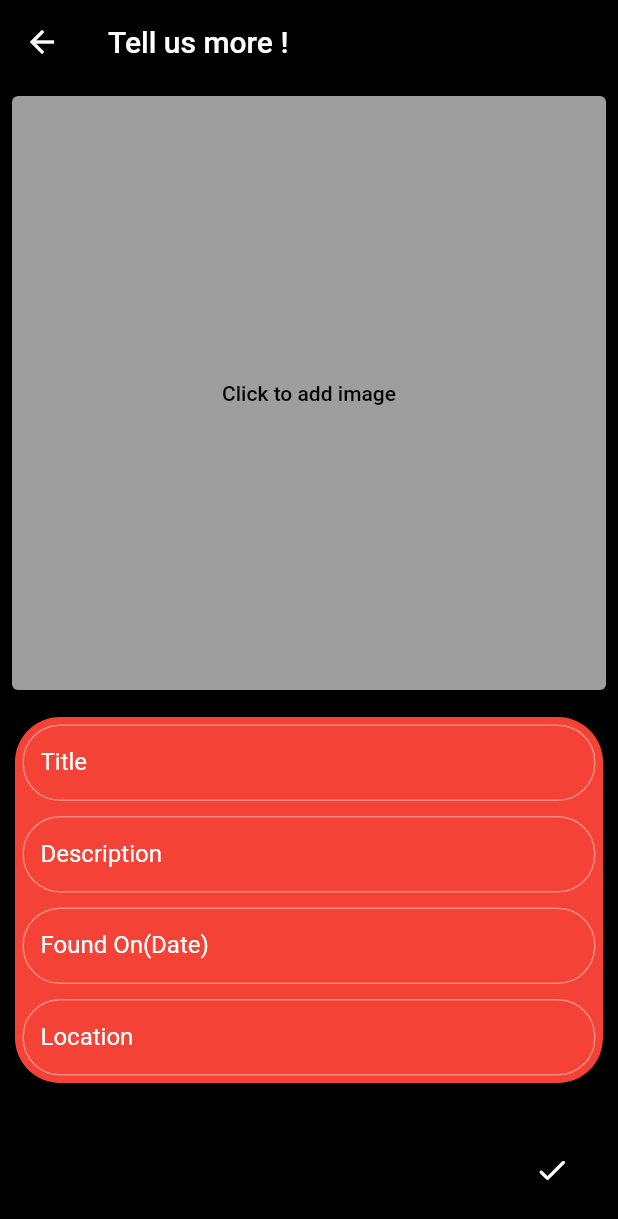
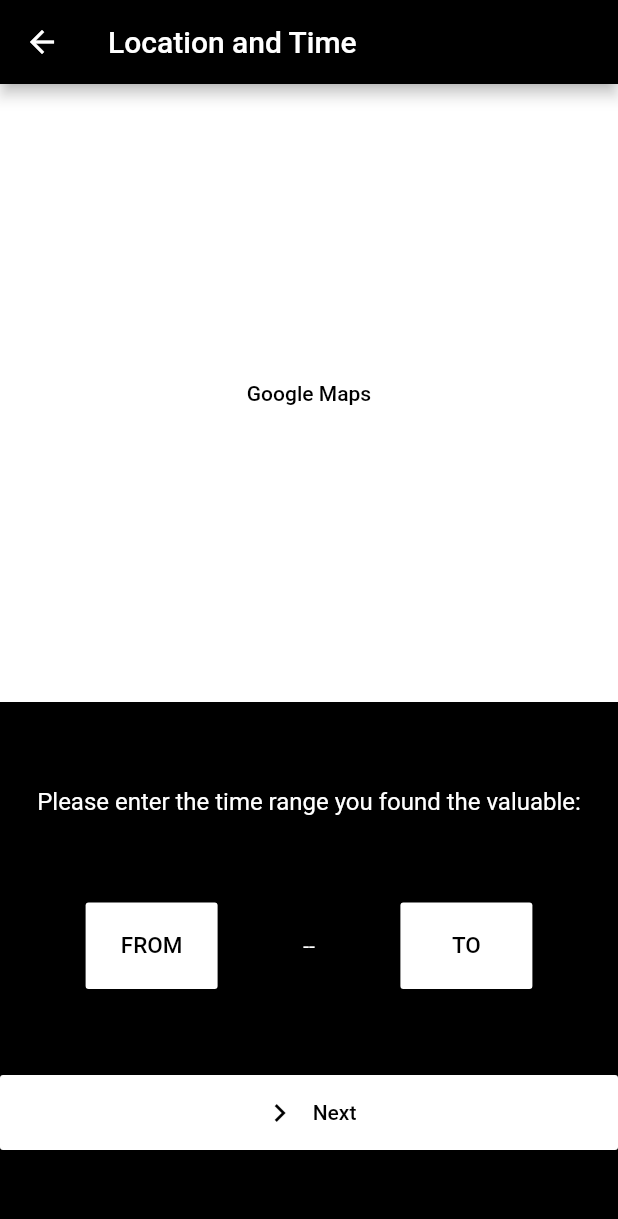
Before and after one commit to Tusharcoder18/lost_found_app, a Flutter app: the Categories screen opened directly, after a tap on "Smartphone", on a phone screen of 412 x 824 dp. Shown: the top 1219 px of the screen. Run offline on Flutter 3.47's test engine with Material 2 defaults, Android fonts, the phone set to English and light mode, and no system bars; drawn by our look-alikes of flutter_form_builder; our stand-ins replace carousel_slider, cloud_firestore, dotted_border, firebase_auth, firebase_core, firebase_storage and 3 more; accounts and stored records are empty; Roboto replaces fonts that are missing (OpenSans).

Commit message:
Added location screen to select location and time, code cleaning and comments

```diff
--- a/lib/screens/categories.dart
+++ b/lib/screens/categories.dart
@@ -1,4 +1,5 @@
 import 'package:flutter/material.dart';
+import 'package:lost_found_app/screens/location_screen.dart';
 import 'package:lost_found_app/screens/upload_form.dart';
 import 'package:lost_found_app/services/upload_service.dart';
 import 'package:provider/provider.dart';
@@ -66,8 +67,10 @@ class Categories extends StatelessWidget {
                   // Store the selected category in the Upload Service class
                   context.read<UploadService>().setCategory(_category[index]);
                   print(_category[index]);
-                  Navigator.push(context,
-                      MaterialPageRoute(builder: (context) => UploadForm()));
+                  Navigator.push(
+                      context,
+                      MaterialPageRoute(
+                          builder: (context) => LocationScreen()));
                 },
               );
             },
--- a/lib/screens/landing_screen.dart
+++ b/lib/screens/landing_screen.dart
@@ -3,7 +3,7 @@ import 'package:lost_found_app/screens/categories.dart';
 import 'package:lost_found_app/services/authentication_service.dart';
 import 'package:provider/provider.dart';
 
-import 'image_screen.dart';
+import 'select_image_screen.dart';
 
 /*
 Successfully authenticated users will be redirected to the Landing screen.
--- /dev/null
+++ b/lib/screens/location_screen.dart
@@ -0,0 +1,152 @@
+import 'package:flutter/material.dart';
+import 'package:lost_found_app/screens/more_details_screen.dart';
+import 'package:lost_found_app/widgets/custom_button.dart';
+
+/*
+The LocationScreen allows the user to select the location using a Google Maps
+integration and also allows to select the time range between which the valuable
+was lost or found.
+*/
+
+class LocationScreen extends StatefulWidget {
+  @override
+  _LocationScreenState createState() => _LocationScreenState();
+}
+
+class _LocationScreenState extends State<LocationScreen> {
+  String _fromTime = "FROM";
+  String _toTime = "TO";
+
+  // Returns the current time in the format "hour:minute Period"
+  String getCurrentTime() {
+    TimeOfDay now = TimeOfDay.now();
+    String hour = (now.hour.toString().length == 1)
+        ? '0' + now.hour.toString()
+        : now.hour.toString();
+    String minute = (now.minute.toString().length == 1)
+        ? '0' + now.minute.toString()
+        : now.minute.toString();
+    return hour +
+        ':' +
+        minute +
+        ' ' +
+        ((now.period == DayPeriod.am) ? 'AM' : 'PM');
+  }
+
+  // Shows a dialog containing a material design time picker and returns the
+  // selected time as a Future
+  Future<String> _selectTime(BuildContext context) async {
+    String time = "TIME";
+    final TimeOfDay picked = await showTimePicker(
+      context: context,
+      initialTime: TimeOfDay.now(),
+    );
+    if (picked != null)
+      setState(() {
+        String hour = (picked.hour.toString().length == 1)
+            ? '0' + picked.hour.toString()
+            : picked.hour.toString();
+        String minute = (picked.minute.toString().length == 1)
+            ? '0' + picked.minute.toString()
+            : picked.minute.toString();
+        time = hour +
+            ' : ' +
+            minute +
+            ' ' +
+            ((picked.period == DayPeriod.am) ? 'AM' : 'PM');
+      });
+    else
+      time = getCurrentTime();
+    return time;
+  }
+
+  @override
+  Widget build(BuildContext context) {
+    final screenWidth = MediaQuery.of(context).size.width;
+    final screenHeight = MediaQuery.of(context).size.height;
+    return Scaffold(
+      backgroundColor: Colors.black,
+      appBar: AppBar(
+        title: Text("Location and Time"),
+      ),
+      body: Column(
+        mainAxisAlignment: MainAxisAlignment.start,
+        crossAxisAlignment: CrossAxisAlignment.start,
+        children: <Widget>[
+          // Google Maps
+          SizedBox(
+            width: screenWidth,
+            height: screenHeight * 0.5,
+            child: Container(
+              color: Colors.white,
+              child: Center(
+                child: Text(
+                  "Google Maps",
+                  style: Theme.of(context)
+                      .textTheme
+                      .bodyText1
+                      .copyWith(fontSize: 14),
+                ),
+              ),
+            ),
+          ),
+          Expanded(
+            child: Column(
+              mainAxisAlignment: MainAxisAlignment.spaceEvenly,
+              children: [
+                Text(
+                  "Please enter the time range you found the valuable:",
+                  style: TextStyle(fontSize: 16),
+                ),
+                Row(
+                  mainAxisAlignment: MainAxisAlignment.spaceEvenly,
+                  children: [
+                    // From button
+                    MaterialButton(
+                      onPressed: () async {
+                        _fromTime = await _selectTime(context);
+                        setState(() {});
+                      },
+                      height: screenHeight * 0.07,
+                      color: Colors.white,
+                      child: Text(
+                        _fromTime,
+                        style: TextStyle(color: Colors.black, fontSize: 15),
+                      ),
+                    ),
+                    Text("--"),
+                    // To button
+                    MaterialButton(
+                      onPressed: () async {
+                        _toTime = await _selectTime(context);
+                        setState(() {});
+                      },
+                      height: screenHeight * 0.07,
+                      color: Colors.white,
+                      child: Text(
+                        _toTime,
+                        style: TextStyle(color: Colors.black, fontSize: 15),
+                      ),
+                    ),
+                  ],
+                ),
+                CustomButton(
+                  onTap: () {
+                    Navigator.push(
+                        context,
+                        MaterialPageRoute(
+                            builder: (context) => MoreDetailsScreen()));
+                  },
+                  color: Colors.white,
+                  text: "Next",
+                  style: TextStyle(color: Colors.black),
+                  icon: Icon(Icons.navigate_next),
+                ),
+              ],
+            ),
+          ),
+        ],
+      ),
+    );
+  }
+}
--- a/lib/screens/select_image_screen.dart
+++ b/lib/screens/select_image_screen.dart
@@ -23,6 +23,7 @@ class _ImageScreenState extends State<ImageScreen> {
   int imageCount = 0, index = 0;
   final ImagePicker _picker = ImagePicker();
 
+  // Shows a dialog to select single or multiple images
   void _pickImages() async {
     try {
       final pickedFile = await _picker.getImage(
@@ -54,8 +55,8 @@ class _ImageScreenState extends State<ImageScreen> {
       ),
       body: Column(
         crossAxisAlignment: CrossAxisAlignment.center,
-        // mainAxisAlignment: MainAxisAlignment.,
         children: [
+          // Select image box
           Padding(
             padding: const EdgeInsets.only(top: 40, left: 10, right: 10),
             child: GestureDetector(
```
Also changed, not shown: lib/screens/more_details_screen.dart (added, +12 -0 lines).
